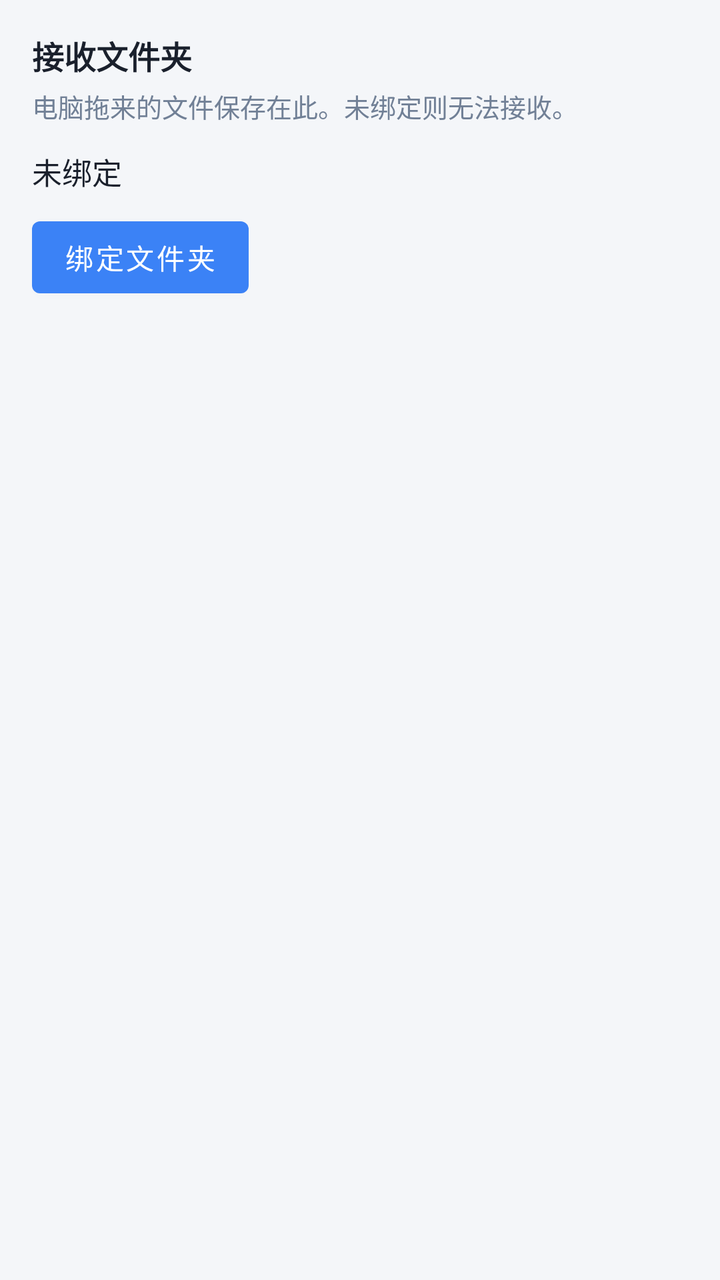
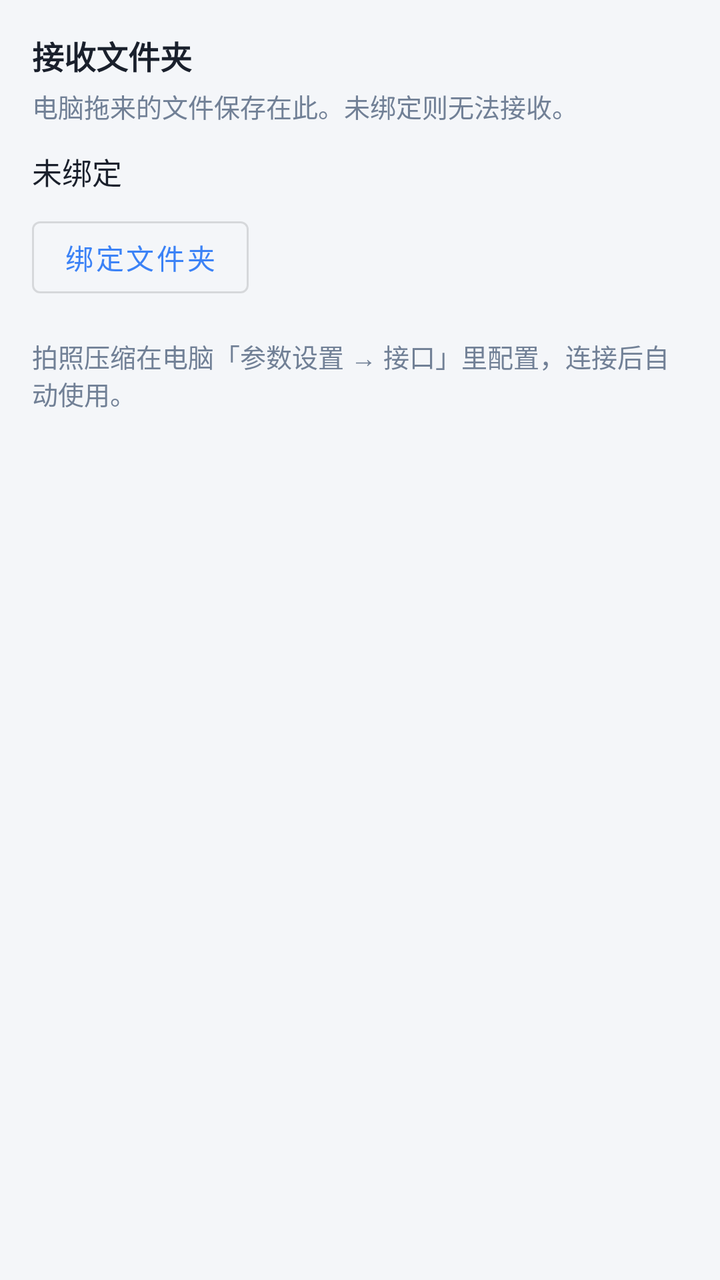

Screens rendered from an Android XML layout before and after an edit, with the pre-edit source and the edit as a unified diff.
<!-- AndroidManifest.xml: application theme Theme.ScreenKit -->
<!-- res/layout/activity_settings.xml -->
<?xml version="1.0" encoding="utf-8"?>
<LinearLayout xmlns:android="http://schemas.android.com/apk/res/android"
    android:layout_width="match_parent"
    android:layout_height="match_parent"
    android:orientation="vertical"
    android:padding="16dp"
    android:background="@color/bg">

    <TextView
        android:layout_width="match_parent"
        android:layout_height="wrap_content"
        android:text="接收文件夹"
        android:textColor="@color/text"
        android:textSize="16sp"
        android:textStyle="bold" />

    <TextView
        android:layout_width="match_parent"
        android:layout_height="wrap_content"
        android:layout_marginTop="4dp"
        android:text="电脑拖来的文件保存在此。未绑定则无法接收。"
        android:textColor="@color/muted"
        android:textSize="13sp" />

    <TextView
        android:id="@+id/lbfolder"
        android:layout_width="match_parent"
        android:layout_height="wrap_content"
        android:layout_marginTop="12dp"
        android:text="未绑定"
        android:textColor="@color/text"
        android:textSize="15sp" />

    <Button
        android:id="@+id/bfolder"
        android:layout_width="wrap_content"
        android:layout_height="wrap_content"
        android:layout_marginTop="8dp"
        android:text="绑定文件夹" />
</LinearLayout>
<!-- resources referenced by this layout -->
<resources>
  <color name="bg">#F4F6F9</color>
  <color name="muted">#718096</color>
  <color name="text">#1A202C</color>
  <style name="Theme.ScreenKit" parent="Theme.MaterialComponents.DayNight.DarkActionBar">
          <item name="android:windowBackground">@color/bg</item>
          <item name="colorPrimary">@color/accent</item>
          <item name="colorPrimaryVariant">@color/accent_dark</item>
          <item name="colorOnPrimary">#FFFFFF</item>
          <item name="colorAccent">@color/accent</item>
          <item name="android:statusBarColor">@color/accent_dark</item>
      </style>
  <color name="accent">#3B82F6</color>
  <color name="accent_dark">#2563EB</color>
</resources>

<!-- the commit's change to res/layout/activity_settings.xml (unified diff, before → after) -->
@@ -1,40 +1,55 @@
 <?xml version="1.0" encoding="utf-8"?>
-<LinearLayout xmlns:android="http://schemas.android.com/apk/res/android"
+<ScrollView xmlns:android="http://schemas.android.com/apk/res/android"
     android:layout_width="match_parent"
     android:layout_height="match_parent"
-    android:orientation="vertical"
-    android:padding="16dp"
-    android:background="@color/bg">
+    android:background="@color/bg"
+    android:fillViewport="true">
 
-    <TextView
+    <LinearLayout
         android:layout_width="match_parent"
         android:layout_height="wrap_content"
-        android:text="接收文件夹"
-        android:textColor="@color/text"
-        android:textSize="16sp"
-        android:textStyle="bold" />
+        android:orientation="vertical"
+        android:padding="16dp">
 
-    <TextView
-        android:layout_width="match_parent"
-        android:layout_height="wrap_content"
-        android:layout_marginTop="4dp"
-        android:text="电脑拖来的文件保存在此。未绑定则无法接收。"
-        android:textColor="@color/muted"
-        android:textSize="13sp" />
+        <TextView
+            android:layout_width="match_parent"
+            android:layout_height="wrap_content"
+            android:text="接收文件夹"
+            android:textColor="@color/text"
+            android:textSize="16sp"
+            android:textStyle="bold" />
 
-    <TextView
-        android:id="@+id/lbfolder"
-        android:layout_width="match_parent"
-        android:layout_height="wrap_content"
-        android:layout_marginTop="12dp"
-        android:text="未绑定"
-        android:textColor="@color/text"
-        android:textSize="15sp" />
+        <TextView
+            android:layout_width="match_parent"
+            android:layout_height="wrap_content"
+            android:layout_marginTop="4dp"
+            android:text="电脑拖来的文件保存在此。未绑定则无法接收。"
+            android:textColor="@color/muted"
+            android:textSize="13sp" />
 
-    <Button
-        android:id="@+id/bfolder"
-        android:layout_width="wrap_content"
-        android:layout_height="wrap_content"
-        android:layout_marginTop="8dp"
-        android:text="绑定文件夹" />
-</LinearLayout>
+        <TextView
+            android:id="@+id/lbfolder"
+            android:layout_width="match_parent"
+            android:layout_height="wrap_content"
+            android:layout_marginTop="12dp"
+            android:text="未绑定"
+            android:textColor="@color/text"
+            android:textSize="15sp" />
+
+        <com.google.android.material.button.MaterialButton
+            android:id="@+id/bfolder"
+            style="@style/Widget.MaterialComponents.Button.OutlinedButton"
+            android:layout_width="wrap_content"
+            android:layout_height="wrap_content"
+            android:layout_marginTop="8dp"
+            android:text="绑定文件夹" />
+
+        <TextView
+            android:layout_width="match_parent"
+            android:layout_height="wrap_content"
+            android:layout_marginTop="16dp"
+            android:text="拍照压缩在电脑「参数设置 → 接口」里配置，连接后自动使用。"
+            android:textColor="@color/muted"
+            android:textSize="13sp" />
+    </LinearLayout>
+</ScrollView>
